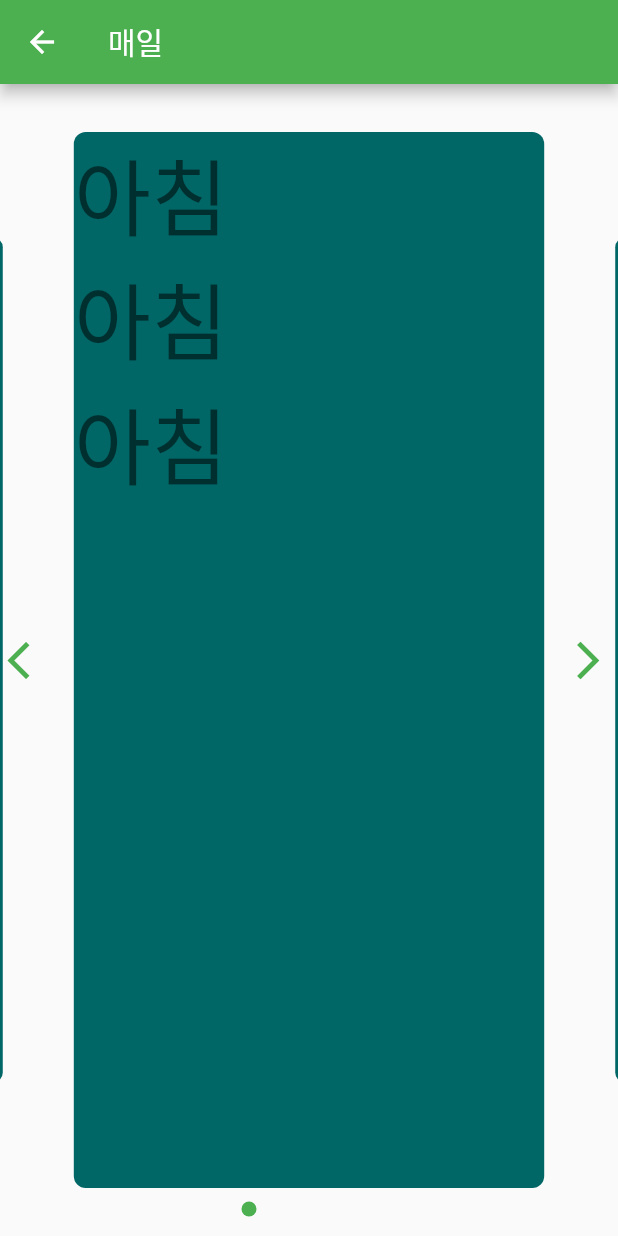
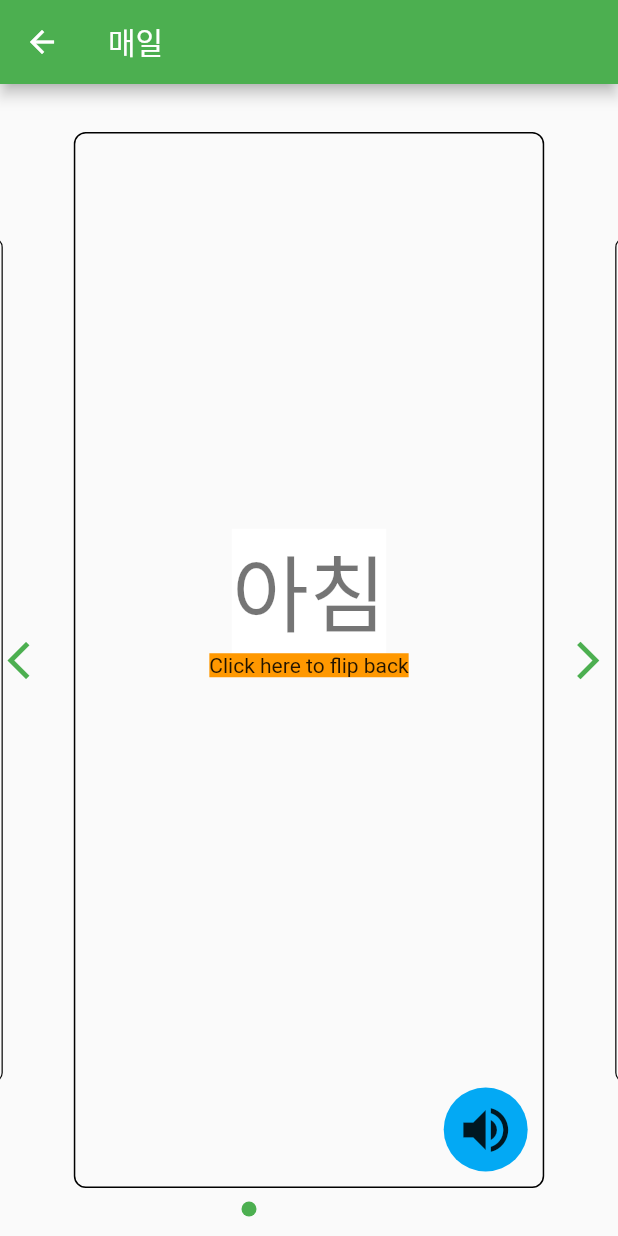
Before and after one commit to yuljlee/flashcards_kr, a Flutter app: the screen it shows after launch, after a tap on an icon or button, on a phone screen of 412 x 824 dp. Run offline on Flutter 3.47's test engine with Material 2 defaults, Android fonts, the phone set to English and light mode, and no system bars; drawn by our look-alikes of flip_card; our stand-ins replace flutter_swiper, flutter_tts.

Commit message:
feat: Add tts function on Card

```diff
--- a/lib/ui/cardlist.dart
+++ b/lib/ui/cardlist.dart
@@ -2,12 +2,24 @@ import 'package:flashcards_kr/model/topic.dart';
 import 'package:flutter/material.dart';
 import 'package:flip_card/flip_card.dart';
 import 'package:flutter_swiper/flutter_swiper.dart';
+import 'package:flutter_tts/flutter_tts.dart';
 
 class CardList extends StatelessWidget {
   //final Topic topic;
   CardList({Key key, this.category}) : super(key: key);
 
   final String category;
+
+  final FlutterTts flutterTts = FlutterTts();
+
+  Future _speak(String text) async {
+    //print(await flutterTts.getLanguages);
+    await flutterTts.setLanguage('ko-KR');
+    //await flutterTts.setLanguage('en-US');
+    await flutterTts.setPitch(1);
+    print(await flutterTts.getVoices);
+    await flutterTts.speak(text);
+  }
 
   List<String> korWord = [
     "아침",
@@ -41,43 +53,48 @@ class CardList extends StatelessWidget {
         },
         front: Container(
           decoration: BoxDecoration(
-            color: Color(0xFF006666),
+            //color: Color(0xFF006666),
+            border: Border.all(),
             borderRadius: BorderRadius.all(Radius.circular(8.0)),
           ),
-
           child: Column(
-            //mainAxisAlignment: MainAxisAlignment.center,
+            mainAxisAlignment: MainAxisAlignment.center,
             children: <Widget>[
-
-              Row(
-                children: <Widget>[
-                  Text(korWord[id], style: Theme.of(context).textTheme.display3),
-
-                  // Text('Click here to flip back',
-                  //   style: Theme.of(context).textTheme.body1),
-                ],
+              Spacer(),
+              Container(
+                color: Colors.white,
+                child: Text(korWord[id], style: Theme.of(context).textTheme.display3),
+              ),
+              Container(
+                color: Colors.orange,
+                child: Text('Click here to flip back', style: Theme.of(context).textTheme.body1),
+              ),
+              Spacer(),
+              Padding(
+                padding: EdgeInsets.all(10.0),
+                child: Align(
+                  alignment: Alignment.bottomRight,
+                  child: Ink(
+                    decoration: const ShapeDecoration(
+                      color: Colors.lightBlue,
+                      shape: CircleBorder(),
+                    ),
+                    child: IconButton(
+                              icon: Icon(Icons.volume_up),
+                              iconSize: 40,
+                              tooltip: 'Listen!',
+                              splashColor: Colors.purple,
+                              onPressed: () {
+                                print('IconButton is pressed');
+                                _speak(korWord[id]);
+                              }
+                            ),
+                  )
+                ),
               ),
 
-              Row(
-                children: <Widget>[
-                  Text(korWord[id], style: Theme.of(context).textTheme.display3),
 
-                  // Text('Click here to flip back',
-                  //   style: Theme.of(context).textTheme.body1),
-                ],
-              ),
 
-              Align(
-                alignment: Alignment.bottomRight,
-                              child: Row(
-                  children: <Widget>[
-                    Text(korWord[id], style: Theme.of(context).textTheme.display3),
-
-                    // Text('Click here to flip back',
-                    //   style: Theme.of(context).textTheme.body1),
-                  ],
-                ),
-              )
 
 
 
@@ -88,20 +105,21 @@ class CardList extends StatelessWidget {
           decoration: BoxDecoration(
             color: Color(0xFFF06666),
             borderRadius: BorderRadius.all(Radius.circular(8.0)),
+            border: Border.all(),
           ),
-          child: Container(
-            child:
-            Align(
-              alignment: Alignment.bottomLeft,
-              child: Text(engWord[id], style: Theme.of(context).textTheme.display3)),),
-          // child: Column(
-          //   mainAxisAlignment: MainAxisAlignment.center,
-          //   children: <Widget>[
-          //     Text(engWord[id], style: Theme.of(context).textTheme.display3),
-          //     Text('Click here to flip front',
-          //         style: Theme.of(context).textTheme.body1),
-          //   ],
-          // ),
+          // child: Container(
+          //   child: Align(
+          //     alignment: Alignment.center,
+          //     child: Text(engWord[id], style: Theme.of(context).textTheme.display3)),
+          //   ),
+          child: Column(
+            mainAxisAlignment: MainAxisAlignment.center,
+            children: <Widget>[
+              Text(engWord[id], style: Theme.of(context).textTheme.display3),
+              Text('Click here to flip front',
+                  style: Theme.of(context).textTheme.body1),
+            ],
+          ),
         ),
       ),
     );
```
